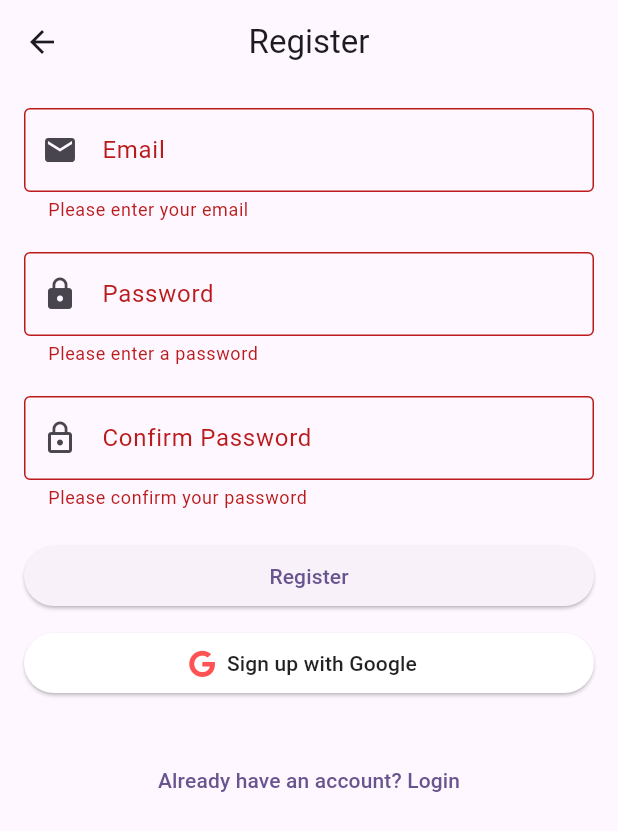
After one commit to Tenasia/smartvest, a Flutter app: the RegisterScreen screen opened by its route, after a tap on "Register", after a tap on "Sign up with Google", on a phone screen of 412 x 824 dp. The commit adds this screen. Shown: the top 831 px of the screen. Run offline on Flutter 3.47's test engine with Material 3 defaults, Android fonts, the phone set to English and light mode, and no system bars; our stand-ins replace firebase_auth, firebase_core, font_awesome_flutter, google_sign_in; missing offline and left inert: pigeon; accounts and stored records are empty.

Commit message:
Login and Register feature now works, however an issue persists with the google signing in and retaining the first account that registers/logins through this. Basically caching issue.

```diff
--- a/lib/config/app_routes.dart
+++ b/lib/config/app_routes.dart
@@ -1,5 +1,6 @@
 import 'package:flutter/material.dart';
-import 'package:smartvest/features/auth/login.dart'; // Import your LoginScreen
+import 'package:smartvest/features/auth/login.dart';
+import 'package:smartvest/features/auth/register.dart';
 // Import other screens as needed, e.g.:
 // import 'package:smartvest/features/auth/register.dart';
 // import 'package:smartvest/features/auth/forgot_password.dart';
@@ -13,6 +14,7 @@ class AppRoutes {
 
   static Map<String, WidgetBuilder> routes = {
     login: (context) => const LoginScreen(), // Use the imported LoginScreen
+    register: (context) => const RegisterScreen(),
     // Add other routes here, e.g.:
     // register: (context) => const RegisterScreen(),
     // forgotPassword: (context) => const ForgotPasswordScreen(),
--- a/lib/core/services/auth_service.dart
+++ b/lib/core/services/auth_service.dart
@@ -1,7 +1,9 @@
 import 'package:firebase_auth/firebase_auth.dart';
+import 'package:google_sign_in/google_sign_in.dart';
 
 class AuthService {
   final FirebaseAuth _auth = FirebaseAuth.instance;
+  final GoogleSignIn _googleSignIn = GoogleSignIn();
 
   // Sign in with email and password
   Future<UserCredential?> signInWithEmailAndPassword(
@@ -20,7 +22,6 @@ class AuthService {
       print("General Error: $e");
       throw Exception("An unexpected error occurred: $e");
     }
-    return null;
   }
 
   // Sign up with email and password
@@ -38,7 +39,25 @@ class AuthService {
       print("General Error: $e");
       throw Exception("Failed to sign up: $e");
     }
-    return null;
+  }
+
+  // Google Sign-Up
+  Future<UserCredential?> signUpWithGoogle() async {
+    try {
+      final GoogleSignInAccount? googleUser = await _googleSignIn.signIn();
+      if (googleUser == null) {
+        return null; // User cancelled the sign-in
+      }
+      final GoogleSignInAuthentication googleAuth = await googleUser.authentication;
+      final OAuthCredential credential = GoogleAuthProvider.credential(
+        accessToken: googleAuth.accessToken,
+        idToken: googleAuth.idToken,
+      );
+      return await _auth.signInWithCredential(credential);
+    } catch (e) {
+      print("Error signing up with Google: $e");
+      throw Exception("Failed to sign up with Google: $e");
+    }
   }
 
   //  Forgot Password
--- a/lib/features/auth/login.dart
+++ b/lib/features/auth/login.dart
@@ -75,23 +75,6 @@ class _LoginScreenState extends State<LoginScreen> {
       default:
         return 'Login failed. Please check your credentials and try again.';
     }
-  }
-
-  //show error dialog
-  void _showErrorDialog(BuildContext context, String message) {
-    showDialog(
-      context: context,
-      builder: (context) => AlertDialog(
-        title: const Text('Error'),
-        content: Text(message),
-        actions: [
-          TextButton(
-            onPressed: () => Navigator.of(context).pop(),
-            child: const Text('OK'),
-          ),
-        ],
-      ),
-    );
   }
 
   @override
@@ -182,7 +165,7 @@ class _LoginScreenState extends State<LoginScreen> {
                 onPressed: () {
                   Navigator.pushNamed(context, '/forgot_password'); // Use your route name
                 },
-                child: const Text('Forgot Password?!'),
+                child: const Text('Forgot Password?'),
               ),
             ],
           ),
--- /dev/null
+++ b/lib/features/auth/register.dart
@@ -0,0 +1,242 @@
+import 'package:flutter/material.dart';
+import 'package:firebase_auth/firebase_auth.dart';
+import 'package:smartvest/core/services/auth_service.dart';
+import 'package:smartvest/features/auth/login.dart'; // Import your AuthService
+import 'package:font_awesome_flutter/font_awesome_flutter.dart'; // For the Google icon
+
+class RegisterScreen extends StatefulWidget {
+  const RegisterScreen({super.key});
+
+  @override
+  _RegisterScreenState createState() => _RegisterScreenState();
+}
+
+class _RegisterScreenState extends State<RegisterScreen> {
+  final _formKey = GlobalKey<FormState>();
+  final TextEditingController _emailController = TextEditingController();
+  final TextEditingController _passwordController = TextEditingController();
+  final TextEditingController _confirmPasswordController = TextEditingController();
+  final AuthService _authService = AuthService();
+  bool _isLoading = false;
+  String _errorMessage = '';
+
+  Future<void> _register() async {
+    if (_formKey.currentState!.validate()) {
+      setState(() {
+        _isLoading = true;
+        _errorMessage = '';
+      });
+
+      try {
+        if (_passwordController.text.trim() == _confirmPasswordController.text.trim()) {
+          UserCredential? userCredential = await _authService.signUpWithEmailAndPassword(
+            _emailController.text.trim(),
+            _passwordController.text.trim(),
+          );
+
+          if (userCredential != null) {
+            print('Registration successful! User ID: ${userCredential.user?.uid}');
+            Navigator.of(context).pushReplacement(MaterialPageRoute(builder: (context) => const HomeScreen()));
+          }
+        } else {
+          setState(() {
+            _isLoading = false;
+            _errorMessage = 'Passwords do not match.';
+          });
+          return;
+        }
+      } catch (e) {
+        print('Registration error: $e');
+        setState(() {
+          _isLoading = false;
+          if (e is FirebaseAuthException) {
+            _errorMessage = _handleFirebaseAuthError(e.code);
+          } else {
+            _errorMessage = 'Registration failed. Please try again.';
+          }
+        });
+      } finally {
+        if (mounted) {
+          setState(() {
+            _isLoading = false;
+          });
+        }
+      }
+    }
+  }
+
+  Future<void> _handleGoogleSignUp() async {
+    setState(() {
+      _isLoading = true;
+      _errorMessage = '';
+    });
+    try {
+      final UserCredential? userCredential = await _authService.signUpWithGoogle();
+      if (userCredential != null) {
+        print('Google sign-up successful! User ID: ${userCredential.user?.uid}');
+        Navigator.of(context).pushReplacement(MaterialPageRoute(builder: (context) => const HomeScreen()));
+      }
+    } catch (e) {
+      print('Google sign-up error: $e');
+      setState(() {
+        _isLoading = false;
+        _errorMessage = 'Failed to sign up with Google. Please try again.';
+      });
+    } finally {
+      if (mounted) {
+        setState(() {
+          _isLoading = false;
+        });
+      }
+    }
+  }
+
+  String _handleFirebaseAuthError(String errorCode) {
+    switch (errorCode) {
+      case 'email-already-in-use':
+        return 'The email address is already in use by another account.';
+      case 'invalid-email':
+        return 'The email address is not valid.';
+      case 'weak-password':
+        return 'The password is too weak.';
+      default:
+        return 'Registration failed. Please check your information and try again.';
+    }
+  }
+
+  @override
+  void dispose() {
+    _emailController.dispose();
+    _passwordController.dispose();
+    _confirmPasswordController.dispose();
+    super.dispose();
+  }
+
+  @override
+  Widget build(BuildContext context) {
+    return Scaffold(
+      appBar: AppBar(
+        title: const Text('Register'),
+        centerTitle: true,
+      ),
+      body: Padding(
+        padding: const EdgeInsets.all(16.0),
+        child: Form(
+          key: _formKey,
+          child: SingleChildScrollView(
+            child: Column(
+              mainAxisAlignment: MainAxisAlignment.center,
+              crossAxisAlignment: CrossAxisAlignment.stretch,
+              children: <Widget>[
+                // Email Text Field
+                TextFormField(
+                  controller: _emailController,
+                  keyboardType: TextInputType.emailAddress,
+                  decoration: const InputDecoration(
+                    labelText: 'Email',
+                    prefixIcon: Icon(Icons.email),
+                    border: OutlineInputBorder(),
+                  ),
+                  validator: (value) {
+                    if (value == null || value.isEmpty) {
+                      return 'Please enter your email';
+                    }
+                    if (!RegExp(r"^[a-zA-Z0-9+_.-]+@[a-zA-Z0-9.-]+.[a-z]{2,}$")
+                        .hasMatch(value)) {
+                      return 'Please enter a valid email address';
+                    }
+                    return null;
+                  },
+                ),
+                const SizedBox(height: 20.0),
+                // Password Text Field
+                TextFormField(
+                  controller: _passwordController,
+                  obscureText: true,
+                  decoration: const InputDecoration(
+                    labelText: 'Password',
+                    prefixIcon: Icon(Icons.lock),
+                    border: OutlineInputBorder(),
+                  ),
+                  validator: (value) {
+                    if (value == null || value.isEmpty) {
+                      return 'Please enter a password';
+                    }
+                    if (value.length < 6) {
+                      return 'Password must be at least 6 characters long';
+                    }
+                    return null;
+                  },
+                ),
+                const SizedBox(height: 20.0),
+                // Confirm Password Text Field
+                TextFormField(
+                  controller: _confirmPasswordController,
+                  obscureText: true,
+                  decoration: const InputDecoration(
+                    labelText: 'Confirm Password',
+                    prefixIcon: Icon(Icons.lock_outline),
+                    border: OutlineInputBorder(),
+                  ),
+                  validator: (value) {
+                    if (value == null || value.isEmpty) {
+                      return 'Please confirm your password';
+                    }
+                    if (value != _passwordController.text) {
+                      return 'Passwords do not match';
+                    }
+                    return null;
+                  },
+                ),
+                const SizedBox(height: 20.0),
+                // Register Button
+                ElevatedButton(
+                  onPressed: _isLoading ? null : _register,
+                  child: _isLoading
+                      ? const CircularProgressIndicator()
+                      : const Text('Register'),
+                ),
+                const SizedBox(height: 10.0),
+                // Google Sign-Up Button
+                ElevatedButton.icon(
+                  onPressed: _isLoading ? null : _handleGoogleSignUp,
+                  icon: const FaIcon(FontAwesomeIcons.google, color: Colors.redAccent),
+                  label: _isLoading
+                      ? const SizedBox(
+                    height: 20,
+                    width: 20,
+                    child: CircularProgressIndicator(
+                      strokeWidth: 2,
+                      valueColor: AlwaysStoppedAnimation<Color>(Colors.white),
+                    ),
+                  )
+                      : const Text('Sign up with Google'),
+                  style: ElevatedButton.styleFrom(
+                    backgroundColor: Colors.white,
+                    foregroundColor: Colors.black87,
+                  ),
+                ),
+                const SizedBox(height: 10.0),
+                // Display error message
+                if (_errorMessage.isNotEmpty)
+                  Text(
+                    _errorMessage,
+                    style: const TextStyle(color: Colors.red),
+                    textAlign: TextAlign.center,
+                  ),
+                const SizedBox(height: 20.0),
+                // Navigate to Login Screen
+                TextButton(
+                  onPressed: () {
+                    Navigator.pop(context); // Go back to the login screen
+                  },
+                  child: const Text('Already have an account? Login'),
+                ),
+              ],
+            ),
+          ),
+        ),
+      ),
+    );
+  }
+}
--- /dev/null
+++ b/lib/pigeon/api.dart
@@ -0,0 +1,12 @@
+import 'package:pigeon/pigeon.dart';
+
+class UserDetails {
+  String? userID;
+  String? email;
+  String? displayName;
+}
+
+@HostApi()
+abstract class UserApi {
+  UserDetails getUserDetails(String userId);
+}
```
Also changed, not shown: pubspec.yaml (+5 -2 lines), pubspec.lock, 1 other file.
